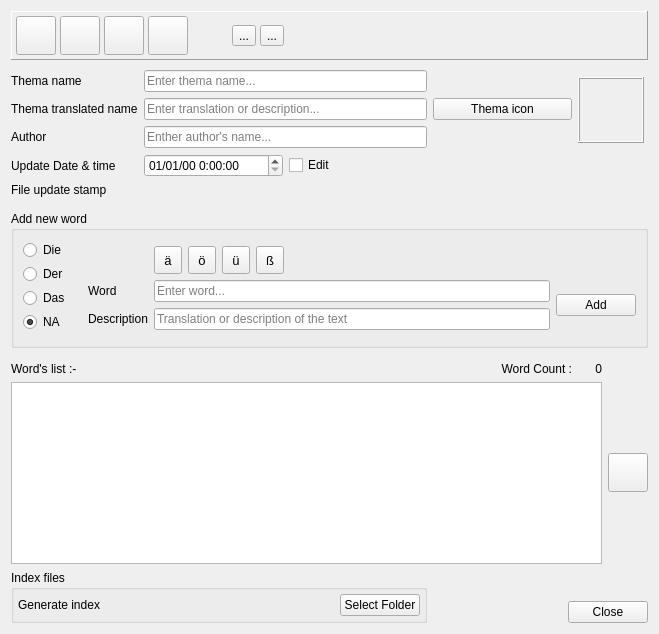
First picture: the form in src/der_artikel/thema_builder.ui, repository vikaspachdha/der_artikel, before the edit.
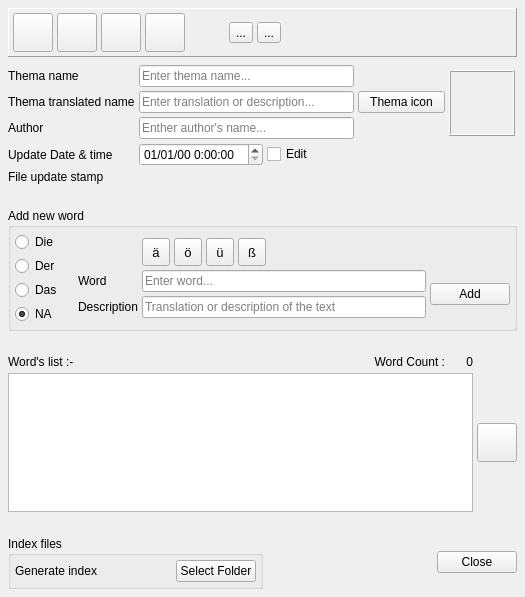
Second picture: the form after the edit. Icons and pictures are not drawn.

Commit message: Increased default message time by 200 ms removed test code from words page thema builder minor ui changes

Patch:
```diff
--- a/src/der_artikel/thema_builder.ui
+++ b/src/der_artikel/thema_builder.ui
@@ -6,8 +6,8 @@
    <rect>
     <x>0</x>
     <y>0</y>
-    <width>659</width>
-    <height>634</height>
+    <width>525</width>
+    <height>597</height>
    </rect>
   </property>
   <property name="minimumSize">
@@ -20,6 +20,21 @@
    <string>Thema builder</string>
   </property>
   <layout class="QGridLayout" name="gridLayout">
+   <property name="leftMargin">
+    <number>8</number>
+   </property>
+   <property name="topMargin">
+    <number>8</number>
+   </property>
+   <property name="rightMargin">
+    <number>8</number>
+   </property>
+   <property name="bottomMargin">
+    <number>8</number>
+   </property>
+   <property name="spacing">
+    <number>4</number>
+   </property>
    <item row="8" column="0" colspan="6">
     <widget class="QGroupBox" name="groupBox">
      <property name="minimumSize">
@@ -32,6 +47,21 @@
       <string>Add new word</string>
      </property>
      <layout class="QGridLayout" name="gridLayout_2">
+      <property name="leftMargin">
+       <number>4</number>
+      </property>
+      <property name="topMargin">
+       <number>4</number>
+      </property>
+      <property name="rightMargin">
+       <number>4</number>
+      </property>
+      <property name="bottomMargin">
+       <number>4</number>
+      </property>
+      <property name="spacing">
+       <number>4</number>
+      </property>
       <item row="0" column="0" rowspan="5">
        <layout class="QVBoxLayout" name="verticalLayout">
         <property name="spacing">
@@ -531,7 +561,7 @@
      <property name="sizeHint" stdset="0">
       <size>
        <width>20</width>
-       <height>8</height>
+       <height>20</height>
       </size>
      </property>
     </spacer>
@@ -594,7 +624,7 @@
      <property name="sizeHint" stdset="0">
       <size>
        <width>20</width>
-       <height>8</height>
+       <height>20</height>
       </size>
      </property>
     </spacer>
@@ -674,12 +704,15 @@
      </property>
     </widget>
    </item>
-   <item row="12" column="0" rowspan="2" colspan="3">
+   <item row="13" column="0" colspan="2">
     <widget class="QGroupBox" name="groupBox_2">
      <property name="title">
       <string>Index files</string>
      </property>
      <layout class="QHBoxLayout" name="horizontalLayout">
+      <property name="spacing">
+       <number>4</number>
+      </property>
       <property name="leftMargin">
        <number>4</number>
       </property>
@@ -715,6 +748,22 @@
      </layout>
     </widget>
    </item>
+   <item row="12" column="0" colspan="6">
+    <spacer name="verticalSpacer_4">
+     <property name="orientation">
+      <enum>Qt::Vertical</enum>
+     </property>
+     <property name="sizeType">
+      <enum>QSizePolicy::Fixed</enum>
+     </property>
+     <property name="sizeHint" stdset="0">
+      <size>
+       <width>20</width>
+       <height>20</height>
+      </size>
+     </property>
+    </spacer>
+   </item>
   </layout>
  </widget>
  <tabstops>
```
The commit also changes 2 other files.
